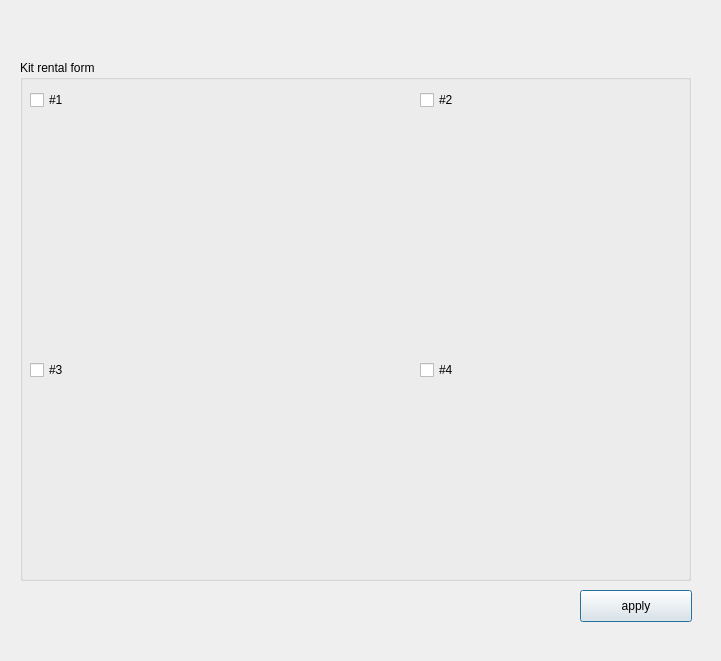
addinedu-ros-8th/iot-repo-6, file GUI/userKitRental.ui: the form before one commit.
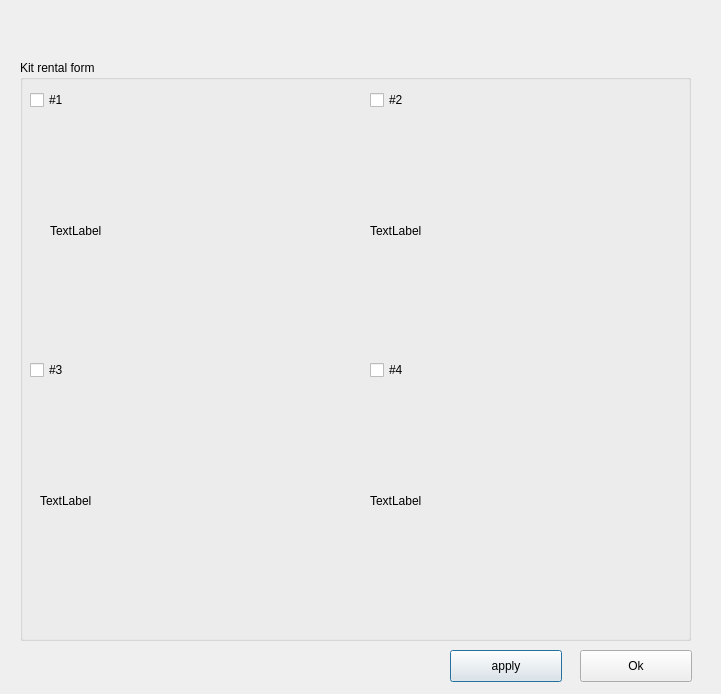
The form after the commit.

Patch:
```diff
--- a/GUI/userKitRental.ui
+++ b/GUI/userKitRental.ui
@@ -7,7 +7,7 @@
     <x>0</x>
     <y>0</y>
     <width>721</width>
-    <height>661</height>
+    <height>694</height>
    </rect>
   </property>
   <property name="windowTitle">
@@ -19,7 +19,7 @@
      <x>20</x>
      <y>60</y>
      <width>671</width>
-     <height>521</height>
+     <height>581</height>
     </rect>
    </property>
    <property name="title">
@@ -41,7 +41,7 @@
    <widget class="QCheckBox" name="checkBox_2">
     <property name="geometry">
      <rect>
-      <x>400</x>
+      <x>350</x>
       <y>30</y>
       <width>85</width>
       <height>20</height>
@@ -67,7 +67,7 @@
    <widget class="QCheckBox" name="checkBox_4">
     <property name="geometry">
      <rect>
-      <x>400</x>
+      <x>350</x>
       <y>300</y>
       <width>85</width>
       <height>20</height>
@@ -77,12 +77,64 @@
      <string>#4</string>
     </property>
    </widget>
+   <widget class="QLabel" name="num_1">
+    <property name="geometry">
+     <rect>
+      <x>30</x>
+      <y>60</y>
+      <width>271</width>
+      <height>221</height>
+     </rect>
+    </property>
+    <property name="text">
+     <string>TextLabel</string>
+    </property>
+   </widget>
+   <widget class="QLabel" name="num_2">
+    <property name="geometry">
+     <rect>
+      <x>350</x>
+      <y>60</y>
+      <width>271</width>
+      <height>221</height>
+     </rect>
+    </property>
+    <property name="text">
+     <string>TextLabel</string>
+    </property>
+   </widget>
+   <widget class="QLabel" name="num_3">
+    <property name="geometry">
+     <rect>
+      <x>20</x>
+      <y>330</y>
+      <width>271</width>
+      <height>221</height>
+     </rect>
+    </property>
+    <property name="text">
+     <string>TextLabel</string>
+    </property>
+   </widget>
+   <widget class="QLabel" name="num_4">
+    <property name="geometry">
+     <rect>
+      <x>350</x>
+      <y>330</y>
+      <width>271</width>
+      <height>221</height>
+     </rect>
+    </property>
+    <property name="text">
+     <string>TextLabel</string>
+    </property>
+   </widget>
   </widget>
   <widget class="QPushButton" name="kitRentButton">
    <property name="geometry">
     <rect>
-     <x>580</x>
-     <y>590</y>
+     <x>450</x>
+     <y>650</y>
      <width>112</width>
      <height>32</height>
     </rect>
@@ -91,6 +143,19 @@
     <string>apply</string>
    </property>
   </widget>
+  <widget class="QPushButton" name="okBtn">
+   <property name="geometry">
+    <rect>
+     <x>580</x>
+     <y>650</y>
+     <width>112</width>
+     <height>32</height>
+    </rect>
+   </property>
+   <property name="text">
+    <string>Ok</string>
+   </property>
+  </widget>
  </widget>
  <resources/>
  <connections/>
```
Left out of the diff: 2 changed lines with no effect on the pictures.
